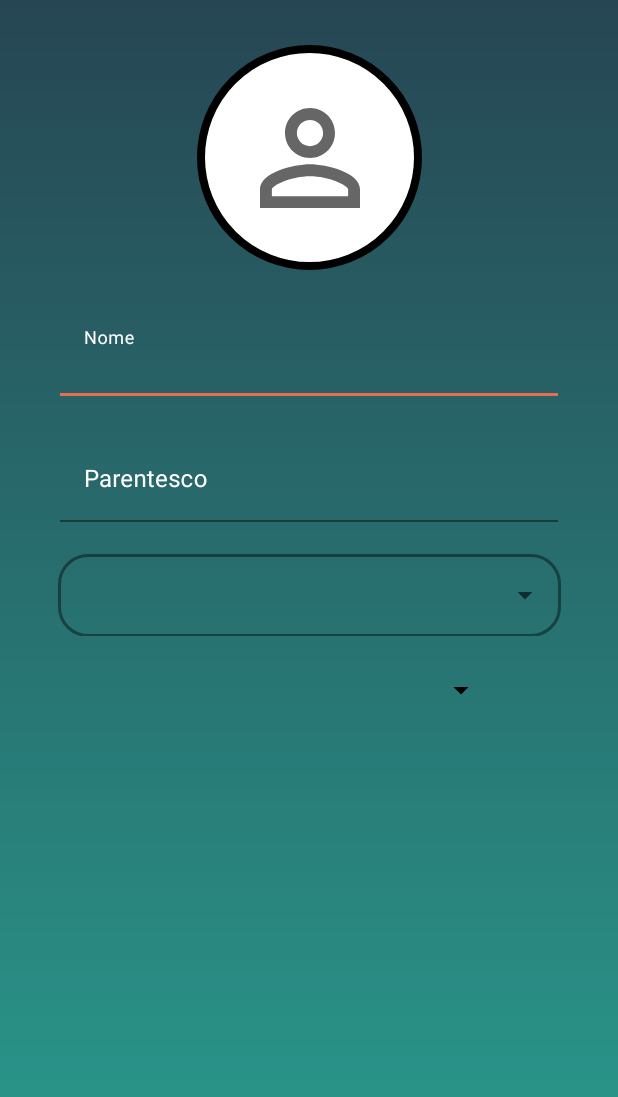
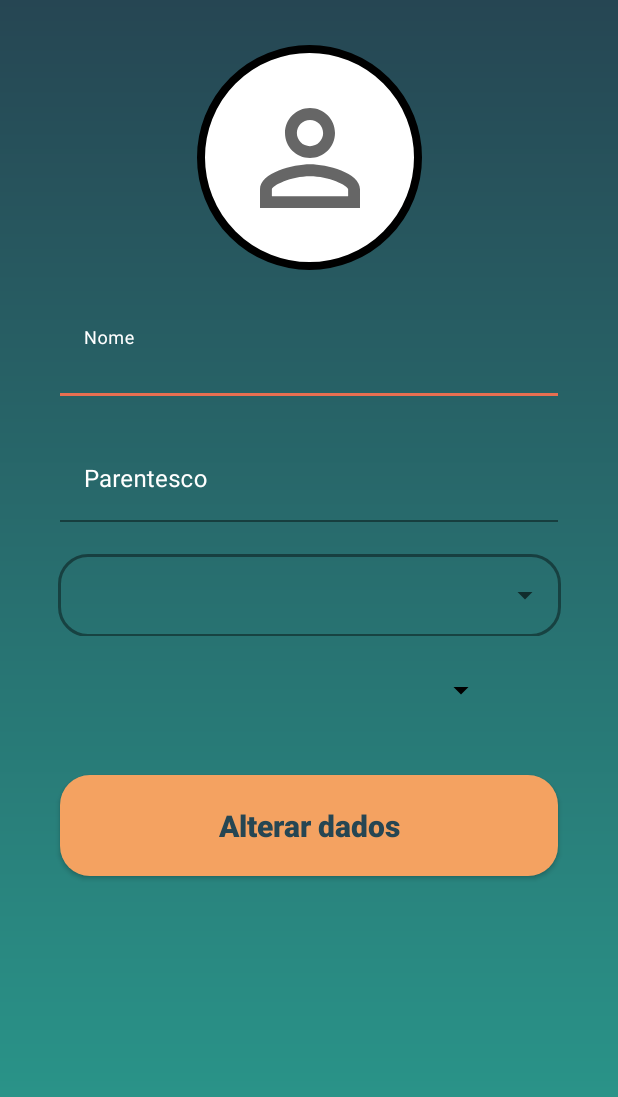
Before and after one commit to WillianKohatsu/ArvoreGenealogica, an Android app: the Editar screen opened directly, with no data from a screen before it, on a phone screen of 412 x 824 dp. Shown: the top 1097 px of the screen. Run offline under Robolectric (Android 15) with nearby library versions, the phone set to English and light mode, and no system bars; our stand-ins replace Firebase (no records; nobody signed in at launch, a user with empty details on screens opened directly); 7 statements that could not run were skipped.

Commit message:
Botão de alterar dados reposicionado.

```diff
--- a/app/src/main/res/layout/activity_editperfil.xml
+++ b/app/src/main/res/layout/activity_editperfil.xml
@@ -139,7 +139,7 @@
         android:text="@string/bt_alterar"
         app:layout_constraintEnd_toEndOf="parent"
         app:layout_constraintStart_toStartOf="parent"
-        app:layout_constraintTop_toBottomOf="parent"
+        app:layout_constraintTop_toBottomOf="@+id/datePickerButton"
         tools:ignore="TextContrastCheck" />
 
 </androidx.constraintlayout.widget.ConstraintLayout>
```
